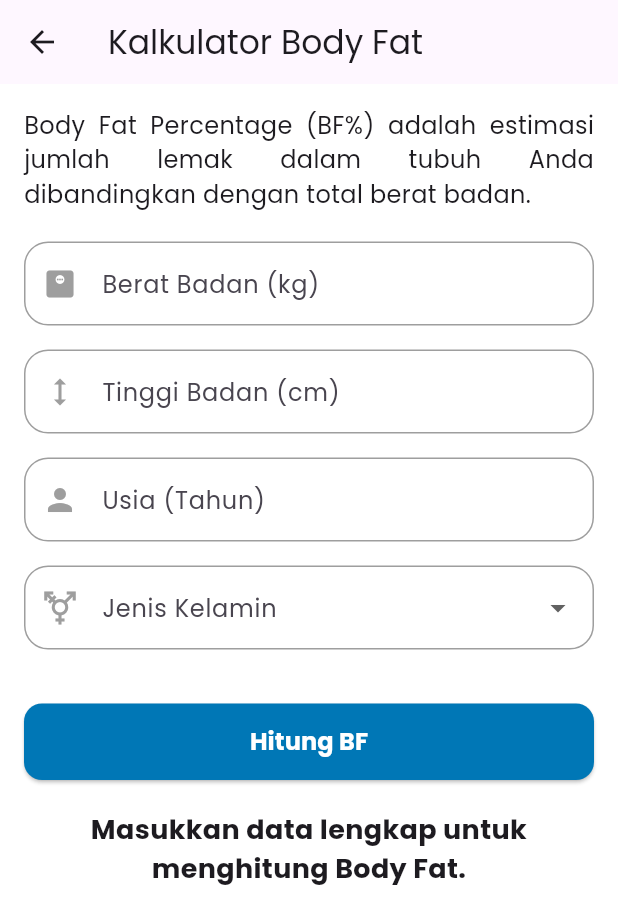
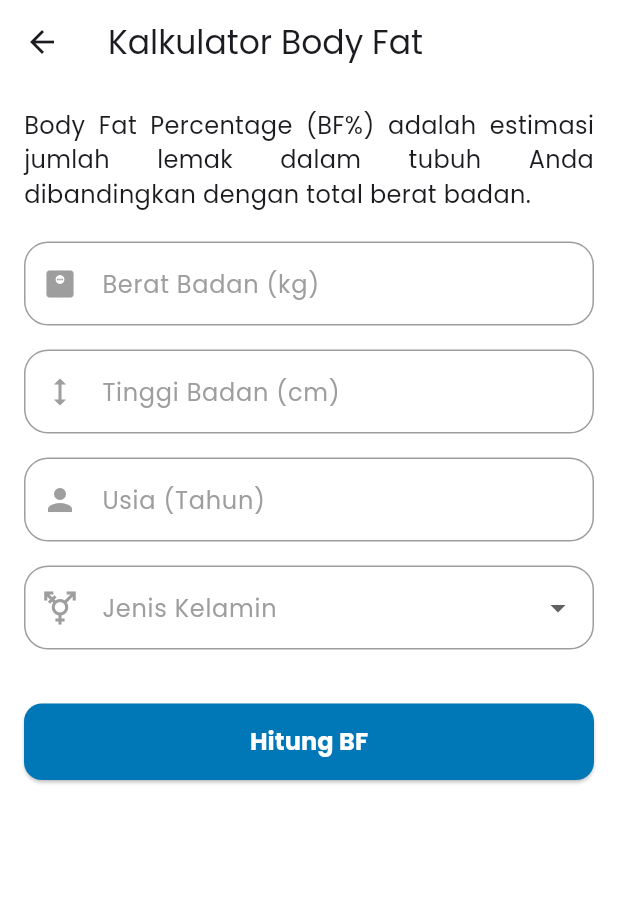
Before and after one commit to lutzzzx/medal, a Flutter app: the BodyFatCalculatorPage screen opened by its route, on a phone screen of 412 x 824 dp. Shown: the top 924 px of the screen. Run offline on Flutter 3.47's test engine with Material 3 defaults, Android fonts, the phone set to English and light mode, and no system bars; our stand-ins replace cloud_firestore, firebase_auth, firebase_core, flutter_local_notifications, get, google_fonts and 4 more; accounts and stored records are empty.

Commit message:
memperbaiki tampilan

```diff
--- a/lib/modules/calculator/views/body_fat_calculator_page.dart
+++ b/lib/modules/calculator/views/body_fat_calculator_page.dart
@@ -1,6 +1,7 @@
 import 'package:flutter/material.dart';
 import 'package:get/get.dart';
 import 'package:medal/widgets/custom_text_form_field.dart';
+import 'package:medal/widgets/detail_card.dart';
 import 'package:medal/widgets/expanded_button.dart';
 import '../controllers/calculator_controller.dart';
 
@@ -19,6 +20,7 @@ class BodyFatCalculatorPage extends StatelessWidget {
     return Scaffold(
       appBar: AppBar(
         title: Text('Kalkulator Body Fat'),
+        backgroundColor: Colors.white,
       ),
       body: SingleChildScrollView(
         child: Padding(
@@ -79,16 +81,18 @@ class BodyFatCalculatorPage extends StatelessWidget {
 
                     controller.calculateBodyFat();
                   }),
-              SizedBox(height: 20.0),
+              SizedBox(height: 30.0),
 
               // Output Hasil Body Fat
               Obx(() {
-                return Text(
-                  controller.bodyFatMessage.value.isEmpty
-                      ? 'Masukkan data lengkap untuk menghitung Body Fat.'
-                      : controller.bodyFatMessage.value,
-                  style: TextStyle(fontSize: 18.0, fontWeight: FontWeight.bold),
-                  textAlign: TextAlign.center,
+                final message = controller.bodyFatMessage.value;
+                if (message.isEmpty) {
+                  return SizedBox.shrink(); // Tidak menampilkan apa pun jika kosong
+                }
+                return DetailCard(
+                  text: message,
+                  icon: Icons.fitness_center, // Sesuaikan ikon jika diperlukan
+                  isBold: true, // Karena sebelumnya menggunakan FontWeight.bold
                 );
               }),
             ],
--- a/lib/modules/layout/views/layout_view.dart
+++ b/lib/modules/layout/views/layout_view.dart
@@ -72,9 +72,13 @@ class LayoutView extends StatelessWidget {
             ),
           ],
           currentIndex: index,
-          selectedItemColor: Colors.blue,
+          selectedItemColor: const Color(0xFF0077B6),
           unselectedItemColor: Colors.grey,
           backgroundColor: Colors.white,
+          elevation: 30,
+          type: BottomNavigationBarType.fixed,
+          showSelectedLabels: true,
+          showUnselectedLabels: false,
           onTap: layoutController.onItemTapped,
         ),
       );
--- a/lib/modules/profile/views/profile_view.dart
+++ b/lib/modules/profile/views/profile_view.dart
@@ -17,6 +17,7 @@ class ProfileView extends GetView<ProfileController> {
     return Scaffold(
       appBar: AppBar(
         title: Text('Profile'),
+        backgroundColor: Colors.white,
         actions: [
           IconButton(
             icon: Icon(Icons.logout),
--- a/lib/modules/reminder/views/add_reminder_view.dart
+++ b/lib/modules/reminder/views/add_reminder_view.dart
@@ -54,7 +54,7 @@ class _AddReminderViewState extends State<AddReminderView> {
   @override
   Widget build(BuildContext context) {
     return Scaffold(
-      appBar: AppBar(title: Text('Tambah Pengingat Obat')),
+      appBar: AppBar(title: Text('Tambah Pengingat Obat'), backgroundColor: Colors.white,),
       body: Padding(
         padding: const EdgeInsets.all(16.0),
         child: Form(
--- a/lib/modules/reminder/views/reminder_list_view.dart
+++ b/lib/modules/reminder/views/reminder_list_view.dart
@@ -66,6 +66,8 @@ class ReminderListView extends StatelessWidget {
         onPressed: () {
           Get.to(AddReminderView());
         },
+        backgroundColor: Color(0xFF03045E),
+        foregroundColor: Colors.white,
         child: Icon(Icons.add),
       ),
     );
--- a/lib/modules/tenaga_kesehatan/views/edit_jadwal_kunjungan_page.dart
+++ b/lib/modules/tenaga_kesehatan/views/edit_jadwal_kunjungan_page.dart
@@ -53,7 +53,7 @@ class EditJadwalKunjunganPage extends StatelessWidget {
   Widget build(BuildContext context) {
     _loadData();
     return Scaffold(
-      appBar: AppBar(title: Text('Edit Jadwal Kunjungan')),
+      appBar: AppBar(title: Text('Edit Jadwal Kunjungan'), backgroundColor: Colors.white,),
       body: Padding(
         padding: const EdgeInsets.all(16.0),
         child: Form(
--- a/lib/modules/tenaga_kesehatan/views/edit_tenaga_kesehatan_page.dart
+++ b/lib/modules/tenaga_kesehatan/views/edit_tenaga_kesehatan_page.dart
@@ -46,7 +46,7 @@ class EditTenagaKesehatanPage extends StatelessWidget {
   Widget build(BuildContext context) {
     _loadData();
     return Scaffold(
-      appBar: AppBar(title: Text('Edit Tenaga Kesehatan')),
+      appBar: AppBar(title: Text('Edit Tenaga Kesehatan'), backgroundColor: Colors.white,),
       body: Padding(
         padding: const EdgeInsets.all(16.0),
         child: Form(
--- a/lib/modules/tenaga_kesehatan/views/tambah_jadwal_kunjungan_page.dart
+++ b/lib/modules/tenaga_kesehatan/views/tambah_jadwal_kunjungan_page.dart
@@ -37,7 +37,7 @@ class TambahJadwalKunjunganPage extends StatelessWidget {
   @override
   Widget build(BuildContext context) {
     return Scaffold(
-      appBar: AppBar(title: Text('Tambah Jadwal Kunjungan')),
+      appBar: AppBar(title: Text('Tambah Jadwal Kunjungan'), backgroundColor: Colors.white,),
       body: Padding(
         padding: const EdgeInsets.all(16.0),
         child: Form(
--- a/lib/modules/tenaga_kesehatan/views/tambah_tenaga_kesehatan_page.dart
+++ b/lib/modules/tenaga_kesehatan/views/tambah_tenaga_kesehatan_page.dart
@@ -33,7 +33,7 @@ class TambahTenagaKesehatanPage extends StatelessWidget {
   @override
   Widget build(BuildContext context) {
     return Scaffold(
-      appBar: AppBar(title: Text('Tambah Tenaga Kesehatan')),
+      appBar: AppBar(title: Text('Tambah Tenaga Kesehatan'), backgroundColor: Colors.white,),
       body: Padding(
         padding: const EdgeInsets.all(16.0),
         child: Form(
--- a/lib/widgets/custom_text_form_field.dart
+++ b/lib/widgets/custom_text_form_field.dart
@@ -88,6 +88,10 @@ class _CustomTextFormFieldState extends State<CustomTextFormField> {
             color: widget.isEdit ? const Color(0xFF0077B6) : _iconColor,
           ),
           labelText: widget.labelText,
+          labelStyle: TextStyle(color: Colors.grey), // Warna default label
+          floatingLabelStyle: TextStyle(
+            color: widget.isEdit ? const Color(0xFF0077B6) : Colors.grey,
+          ), // Warna label saat floating
           filled: true,
           fillColor: widget.isEdit ? const Color(0xFFCAF0F8) : Colors.white,
           border: OutlineInputBorder(
@@ -105,6 +109,8 @@ class _CustomTextFormFieldState extends State<CustomTextFormField> {
             borderSide: const BorderSide(color: Color(0xFF0077B6)),
           ),
         ),
+        dropdownColor: Colors.white, // Latar belakang dropdown
+
         validator: widget.validator,
       )
           : TextFormField(
@@ -116,9 +122,13 @@ class _CustomTextFormFieldState extends State<CustomTextFormField> {
         decoration: InputDecoration(
           prefixIcon: Icon(
             widget.icon.icon,
-            color: widget.isEdit ? const Color(0xFF0077B6) : _iconColor,
+            color: widget.isEdit ? const Color(0xFF03045E) : _iconColor,
           ),
           labelText: widget.labelText,
+          labelStyle: TextStyle(color: Colors.grey), // Warna default label
+          floatingLabelStyle: TextStyle(
+            color: widget.isEdit ? const Color(0xFF0077B6) : Colors.grey,
+          ), // Warna label saat floating
           filled: true,
           fillColor: widget.isEdit ? const Color(0xFFCAF0F8) : Colors.white,
           border: OutlineInputBorder(
--- a/lib/widgets/reminder_info_card.dart
+++ b/lib/widgets/reminder_info_card.dart
@@ -24,7 +24,7 @@ class ReminderInfoCard extends StatelessWidget {
         onTap: onTap,
         child: Container(
           decoration: BoxDecoration(
-            color: const Color(0xFFE5F6FF), // Light blue background
+            color: const Color(0xFFCAF0F8), // Light blue background
             borderRadius: BorderRadius.circular(12.0),
           ),
           child: Padding(
@@ -69,7 +69,7 @@ class ReminderInfoCard extends StatelessWidget {
                     vertical: 8.0,
                   ),
                   decoration: BoxDecoration(
-                    color: const Color(0xFF00BCD4), // Turquoise accent
+                    color: const Color(0xFF00B4D8), // Turquoise accent
                     borderRadius: BorderRadius.circular(8.0),
                   ),
                   child: Column(
```
Also changed, not shown: lib/modules/calculator/controllers/calculator_controller.dart (+9 -8 lines), lib/modules/calculator/views/bmi_calculator_page.dart (+13 -6 lines), lib/modules/calculator/views/bmr_calculator_page.dart (+12 -6 lines), lib/modules/calculator/views/whr_calculator_page.dart (+11 -6 lines), lib/modules/home/views/home_view.dart (+18 -4 lines), lib/modules/reminder/views/edit_reminder_view.dart (+3 -5 lines), lib/modules/tenaga_kesehatan/views/tenaga_kesehatan_main_page.dart (+6 -3 lines), lib/widgets/reminder_card.dart (+4 -4 lines).
